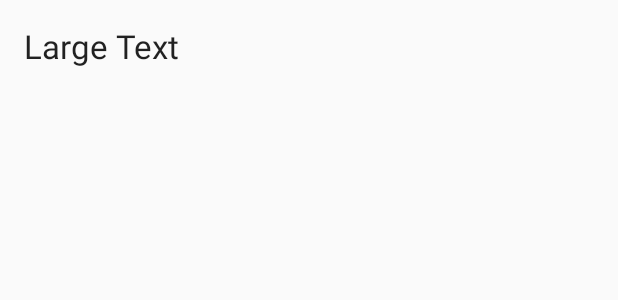
After one commit to dantiags/PeerAndroid, an Android app: the layout activity_error.xml on its own in the app's theme, with its tools: preview values and no code run, on a phone screen of 412 x 824 dp. The commit adds this screen. Shown: the top 300 px of the screen. Run offline under Robolectric (Android 15) with nearby library versions, the phone set to English and light mode, and no system bars.

Commit message:
Error Handling

```diff
--- a/app/src/main/java/com/aycron/peerandroid/BaseMenuActivity.java
+++ b/app/src/main/java/com/aycron/peerandroid/BaseMenuActivity.java
@@ -7,11 +7,15 @@ import android.support.v7.widget.PopupMenu;
 import android.view.MenuItem;
 import android.widget.Toast;
 
+import com.aycron.peerandroid.exceptions.ExceptionHandler;
+
 public class BaseMenuActivity extends AppCompatActivity implements PopupMenu.OnMenuItemClickListener {
 
     @Override
     protected void onCreate(Bundle savedInstanceState) {
         super.onCreate(savedInstanceState);
+
+        Thread.setDefaultUncaughtExceptionHandler(new ExceptionHandler(this));
     }
 
 
--- /dev/null
+++ b/app/src/main/res/layout/activity_error.xml
@@ -0,0 +1,22 @@
+<?xml version="1.0" encoding="utf-8"?>
+<RelativeLayout xmlns:android="http://schemas.android.com/apk/res/android"
+    xmlns:tools="http://schemas.android.com/tools"
+    android:layout_width="match_parent"
+    android:layout_height="match_parent"
+    android:paddingBottom="@dimen/activity_vertical_margin"
+    android:paddingLeft="@dimen/activity_horizontal_margin"
+    android:paddingRight="@dimen/activity_horizontal_margin"
+    android:paddingTop="@dimen/activity_vertical_margin"
+    tools:context="com.aycron.peerandroid.exceptions.ErrorActivity">
+
+
+    <TextView
+        android:layout_width="match_parent"
+        android:layout_height="wrap_content"
+        android:textAppearance="?android:attr/textAppearanceLarge"
+        android:text="Large Text"
+        android:id="@+id/errorText"
+        android:layout_alignParentTop="true"
+        android:layout_alignParentLeft="true"
+        android:layout_alignParentStart="true" />
+</RelativeLayout>
```
Also changed, not shown: app/src/main/AndroidManifest.xml (+43 -6 lines), app/src/main/java/com/aycron/peerandroid/exceptions/ErrorActivity.java (added, +26 -0 lines), app/src/main/java/com/aycron/peerandroid/exceptions/ExceptionHandler.java (added, +63 -0 lines).
